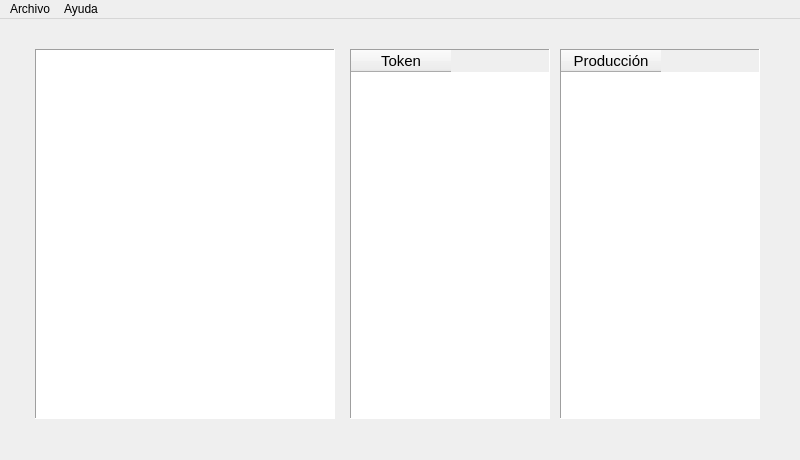
First picture: the form in mainwindow.ui, repository josearg150/AnalizadorSintactico, before the edit.
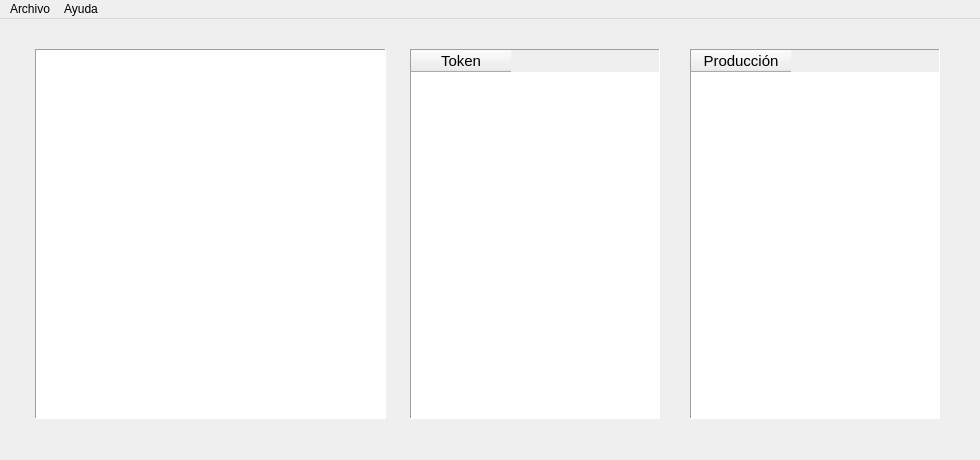
Second picture: the form after the edit.

The edit to the form file:
```diff
--- a/mainwindow.ui
+++ b/mainwindow.ui
@@ -6,7 +6,7 @@
    <rect>
     <x>0</x>
     <y>0</y>
-    <width>800</width>
+    <width>980</width>
     <height>460</height>
    </rect>
   </property>
@@ -17,9 +17,9 @@
    <widget class="QTableWidget" name="tokens">
     <property name="geometry">
      <rect>
-      <x>350</x>
+      <x>410</x>
       <y>30</y>
-      <width>200</width>
+      <width>250</width>
       <height>370</height>
      </rect>
     </property>
@@ -60,6 +60,13 @@
       </disabled>
      </palette>
     </property>
+    <property name="font">
+     <font>
+      <pointsize>12</pointsize>
+      <weight>50</weight>
+      <bold>false</bold>
+     </font>
+    </property>
     <property name="frameShape">
      <enum>QFrame::Panel</enum>
     </property>
@@ -84,9 +91,9 @@
    <widget class="QTableWidget" name="producciones">
     <property name="geometry">
      <rect>
-      <x>560</x>
+      <x>690</x>
       <y>30</y>
-      <width>200</width>
+      <width>250</width>
       <height>370</height>
      </rect>
     </property>
@@ -127,6 +134,16 @@
       </disabled>
      </palette>
     </property>
+    <property name="font">
+     <font>
+      <pointsize>12</pointsize>
+      <weight>50</weight>
+      <bold>false</bold>
+     </font>
+    </property>
+    <property name="styleSheet">
+     <string notr="true">text-align: center;</string>
+    </property>
     <property name="frameShape">
      <enum>QFrame::Panel</enum>
     </property>
@@ -153,14 +170,16 @@
      <rect>
       <x>35</x>
       <y>30</y>
-      <width>300</width>
+      <width>351</width>
       <height>370</height>
      </rect>
     </property>
     <property name="font">
      <font>
       <family>Segoe UI</family>
-      <pointsize>9</pointsize>
+      <pointsize>14</pointsize>
+      <weight>50</weight>
+      <bold>false</bold>
      </font>
     </property>
     <property name="frameShape">
@@ -173,7 +192,7 @@
     <rect>
      <x>0</x>
      <y>0</y>
-     <width>800</width>
+     <width>980</width>
      <height>25</height>
     </rect>
    </property>
```
